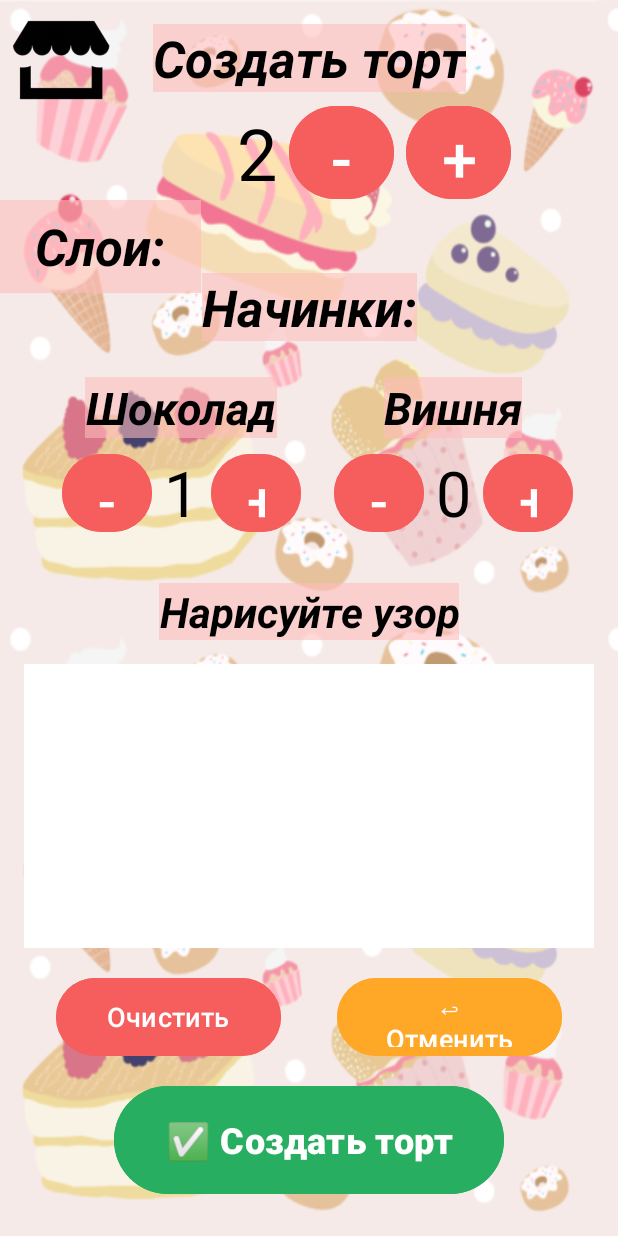
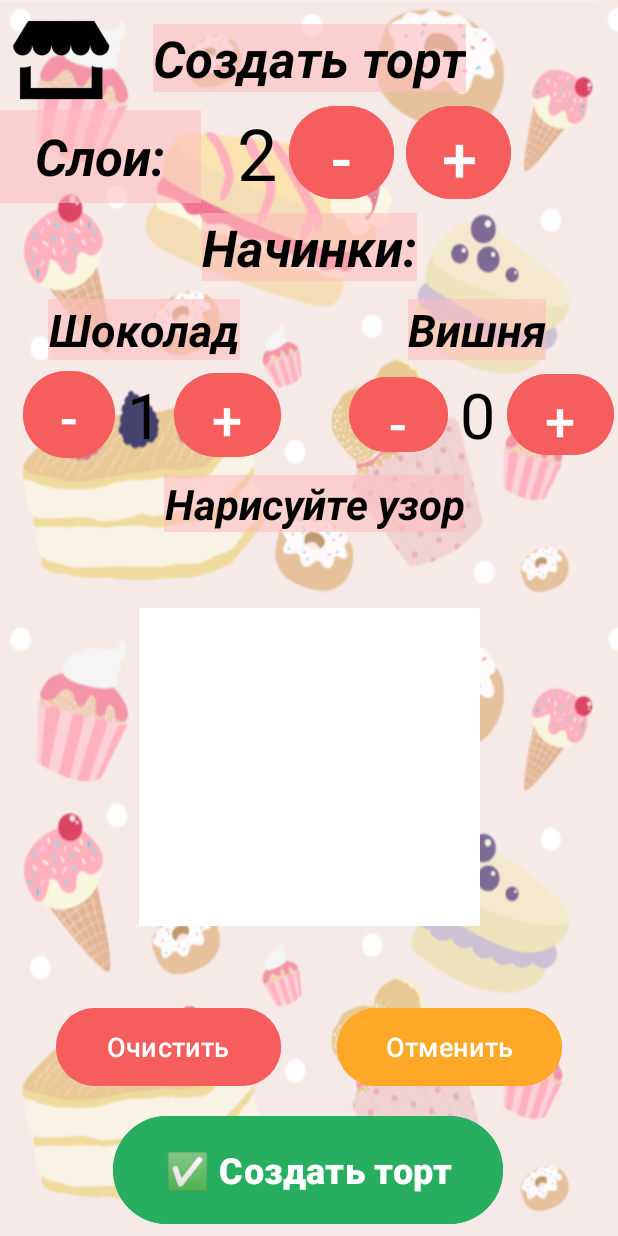
Before and after one commit to valeriy167/KondiBot, an Android app: the Build screen opened directly, with no data from a screen before it, on a phone screen of 412 x 824 dp. Run offline under Robolectric (Android 15) with nearby library versions, the phone set to English and light mode, and no system bars.

Commit message:
Improved xml

```diff
--- a/app/src/main/res/layout/activity_build.xml
+++ b/app/src/main/res/layout/activity_build.xml
@@ -39,11 +39,12 @@
         tools:ignore="SpeakableTextPresentCheck" />
 
     <!-- Слои -->
+
     <TextView
         android:id="@+id/textView4"
         android:layout_width="134dp"
         android:layout_height="62dp"
-        android:layout_marginTop="72dp"
+        android:layout_marginTop="12dp"
         android:background="#92FFBDBD"
         android:gravity="center"
         android:text="Слои:"
@@ -94,11 +95,13 @@
         app:layout_constraintTop_toTopOf="@+id/layersNum" />
 
     <!-- Начинки -->
+
+    <!-- Шоколад -->
     <TextView
         android:id="@+id/textView6"
         android:layout_width="wrap_content"
         android:layout_height="wrap_content"
-        android:layout_marginTop="48dp"
+        android:layout_marginTop="8dp"
         android:background="#92FFBDBD"
         android:gravity="center"
         android:text="Начинки:"
@@ -109,12 +112,11 @@
         app:layout_constraintStart_toStartOf="parent"
         app:layout_constraintTop_toBottomOf="@+id/layersNum" />
 
-    <!-- Шоколад -->
     <TextView
         android:id="@+id/textView7"
         android:layout_width="wrap_content"
         android:layout_height="wrap_content"
-        android:layout_marginTop="24dp"
+        android:layout_marginTop="12dp"
         android:background="#92FFBDBD"
         android:gravity="center"
         android:text="Шоколад"
@@ -122,7 +124,7 @@
         android:textSize="30sp"
         android:textStyle="bold|italic"
         app:layout_constraintEnd_toEndOf="parent"
-        app:layout_constraintHorizontal_bias="0.2"
+        app:layout_constraintHorizontal_bias="0.112"
         app:layout_constraintStart_toStartOf="parent"
         app:layout_constraintTop_toBottomOf="@+id/textView6" />
 
@@ -140,8 +142,8 @@
 
     <Button
         android:id="@+id/minusChoco"
-        android:layout_width="60dp"
-        android:layout_height="60dp"
+        android:layout_width="61dp"
+        android:layout_height="66dp"
         android:layout_marginEnd="8dp"
         android:backgroundTint="#F65E5E"
         android:text="-"
@@ -153,8 +155,8 @@
 
     <Button
         android:id="@+id/plusChoco"
-        android:layout_width="60dp"
-        android:layout_height="60dp"
+        android:layout_width="71dp"
+        android:layout_height="64dp"
         android:layout_marginStart="8dp"
         android:backgroundTint="#F65E5E"
         android:text="+"
@@ -165,11 +167,12 @@
         app:layout_constraintTop_toTopOf="@+id/chocoNum" />
 
     <!-- Вишня -->
+
     <TextView
         android:id="@+id/textView8"
         android:layout_width="wrap_content"
         android:layout_height="wrap_content"
-        android:layout_marginTop="24dp"
+        android:layout_marginTop="12dp"
         android:background="#92FFBDBD"
         android:gravity="center"
         android:text="Вишня"
@@ -177,7 +180,7 @@
         android:textSize="30sp"
         android:textStyle="bold|italic"
         app:layout_constraintEnd_toEndOf="parent"
-        app:layout_constraintHorizontal_bias="0.8"
+        app:layout_constraintHorizontal_bias="0.849"
         app:layout_constraintStart_toStartOf="parent"
         app:layout_constraintTop_toBottomOf="@+id/textView6" />
 
@@ -195,8 +198,8 @@
 
     <Button
         android:id="@+id/minusCherry"
-        android:layout_width="60dp"
-        android:layout_height="60dp"
+        android:layout_width="66dp"
+        android:layout_height="58dp"
         android:layout_marginEnd="8dp"
         android:backgroundTint="#F65E5E"
         android:text="-"
@@ -208,8 +211,8 @@
 
     <Button
         android:id="@+id/plusCherry"
-        android:layout_width="60dp"
-        android:layout_height="60dp"
+        android:layout_width="71dp"
+        android:layout_height="62dp"
         android:layout_marginStart="8dp"
         android:backgroundTint="#F65E5E"
         android:text="+"
@@ -220,11 +223,13 @@
         app:layout_constraintTop_toTopOf="@+id/cherryNum" />
 
     <!-- Заголовок рисования -->
+
+    <!-- DrawingView (основное поле) -->
     <TextView
         android:id="@+id/textView26"
         android:layout_width="wrap_content"
         android:layout_height="wrap_content"
-        android:layout_marginTop="32dp"
+        android:layout_marginTop="12dp"
         android:background="#92FFBDBD"
         android:gravity="center"
         android:text="Нарисуйте узор"
@@ -232,14 +237,14 @@
         android:textSize="28sp"
         android:textStyle="bold|italic"
         app:layout_constraintEnd_toEndOf="parent"
+        app:layout_constraintHorizontal_bias="0.516"
         app:layout_constraintStart_toStartOf="parent"
         app:layout_constraintTop_toBottomOf="@+id/chocoNum" />
 
-    <!-- DrawingView (основное поле) -->
     <com.example.bakery_v2.DrawingView
         android:id="@+id/drawingView"
-        android:layout_width="0dp"
-        android:layout_height="0dp"
+        android:layout_width="227dp"
+        android:layout_height="212dp"
         android:layout_margin="16dp"
         android:background="@android:color/white"
         app:layout_constraintBottom_toTopOf="@+id/btnClear"
@@ -268,7 +273,7 @@
         android:layout_height="60dp"
         android:layout_marginBottom="12dp"
         android:backgroundTint="#FFA726"
-        android:text="↩ Отменить"
+        android:text="Отменить"
         android:textColor="#FFFFFF"
         android:textSize="18sp"
         app:layout_constraintBottom_toTopOf="@+id/createButton"
@@ -281,7 +286,7 @@
         android:id="@+id/createButton"
         android:layout_width="260dp"
         android:layout_height="80dp"
-        android:layout_marginBottom="24dp"
+        android:layout_marginBottom="4dp"
         android:backgroundTint="#27AE60"
         android:text="✅ Создать торт"
         android:textColor="#FFFFFF"
@@ -289,6 +294,7 @@
         android:textStyle="bold"
         app:layout_constraintBottom_toBottomOf="parent"
         app:layout_constraintEnd_toEndOf="parent"
+        app:layout_constraintHorizontal_bias="0.496"
         app:layout_constraintStart_toStartOf="parent" />
 
 </androidx.constraintlayout.widget.ConstraintLayout>
```
